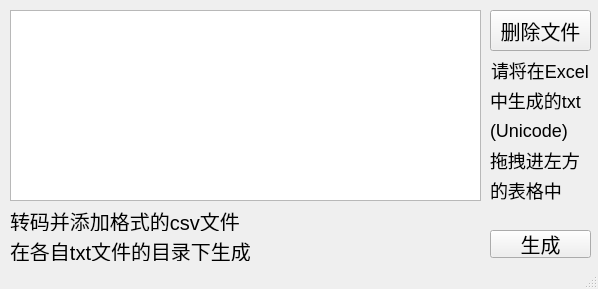
First picture: the form in csv_utf_8/csv_utf_8.ui, repository XIFDF/csv_utf_8, before the edit.
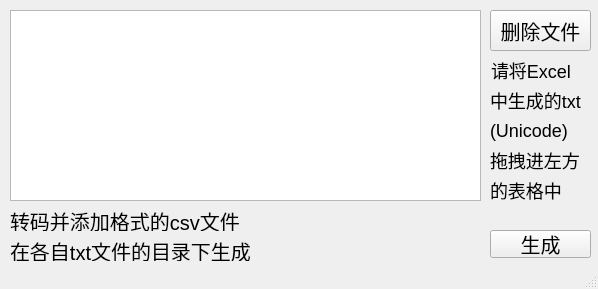
Second picture: the form after the edit.

The edit to the form file:
```diff
--- a/csv_utf_8/csv_utf_8.ui
+++ b/csv_utf_8/csv_utf_8.ui
@@ -111,7 +111,7 @@
 }</string>
     </property>
     <property name="text">
-     <string>请将在Excel</string>
+     <string>请将Excel</string>
     </property>
    </widget>
    <widget class="QLabel" name="label_4">
```
